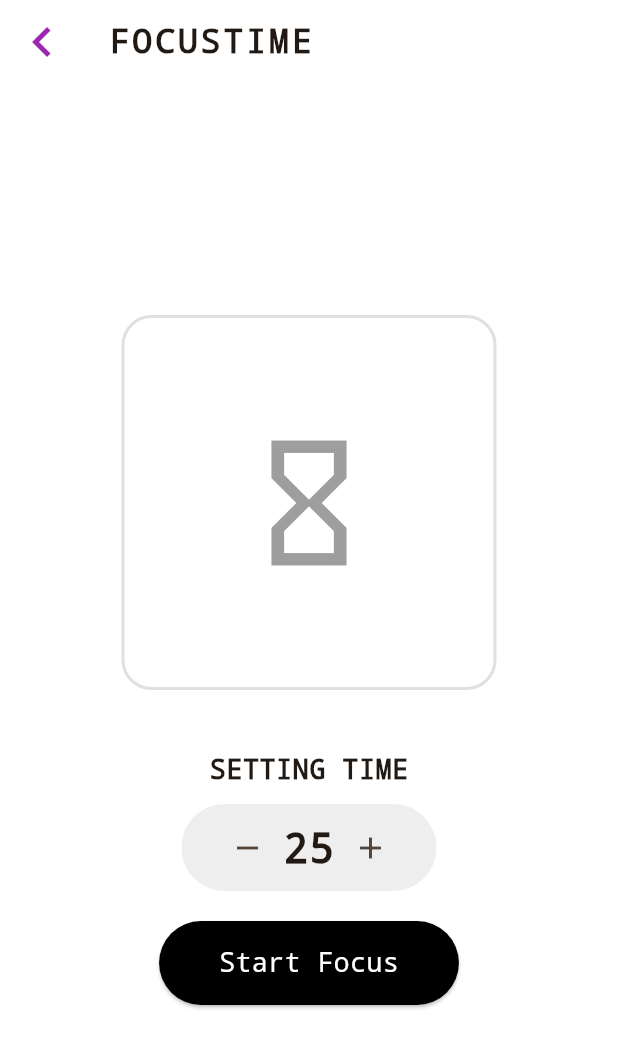
After one commit to Sarankorn2547/habitu, a Flutter app: the screen it shows once a user with an empty profile is signed in, after a tap on "Focus", on a phone screen of 412 x 824 dp. The commit adds this screen. Shown: the top 1048 px of the screen. Run offline on Flutter 3.47's test engine with Material 3 defaults, Android fonts, the phone set to English and light mode, and no system bars; our stand-ins replace cloud_firestore, firebase_auth, firebase_core; accounts and stored records are empty.

Commit message:
fix: merge pomodoro and sleep page into Habit U
- change pomodoro_page -> pomodoro_screen, sleep_page -> sleep_screen and move into lib/screens folder
- merge conflict between main/main.dart and homepage/main.dart

TODO
- link pomodoro timer and sleep timer into database

```diff
--- a/App/lib/main.dart
+++ b/App/lib/main.dart
@@ -39,7 +39,7 @@ class MyApp extends StatelessWidget {
       ],
       child: MaterialApp(
         debugShowCheckedModeBanner: false, // ปิดป้าย Debug มุมขวาบน
-        title: 'Habitu', // ชื่อแอป
+        title: 'Habit U', // ชื่อแอป
         // --- Theme Setting (Material 3) ---
         theme: ThemeData(
           useMaterial3: true, // ใช้ดีไซน์แบบใหม่
@@ -48,7 +48,7 @@ class MyApp extends StatelessWidget {
                 Colors.orange, // สีหลักของแอป (เข้ากับธีมสัตว์เลี้ยง/พลังงาน)
             brightness: Brightness.light,
           ),
-          fontFamily: 'GoogleSans', // (ถ้าคุณลง font แล้ว ใส่ตรงนี้ได้)
+          fontFamily: 'monospace', // (ถ้าคุณลง font แล้ว ใส่ตรงนี้ได้)
         ),
 
         // --- หน้าแรกที่จะแสดง ---
--- a/App/lib/screens/home_screen.dart
+++ b/App/lib/screens/home_screen.dart
@@ -5,6 +5,8 @@ import '../services/database_service.dart';
 import '../models/avatar_model.dart';
 import 'workout_screen.dart';
 import 'settings_screen.dart';
+import 'pomodoro_screen.dart';
+import 'sleep_screen.dart';
 
 class HomeScreen extends StatelessWidget {
   @override
@@ -72,20 +74,31 @@ class HomeScreen extends StatelessWidget {
                   crossAxisCount: 3,
                   padding: EdgeInsets.all(10),
                   children: [
+                    // Focus button
                     _buildMenuButton(
                       context,
                       Icons.timer,
                       "Focus",
                       Colors.blue,
-                      null,
-                    ), // Link to Focus Page
+                      () => Navigator.push(
+                        context,
+                        MaterialPageRoute(builder: (_) => PomodoroPage()),
+                      ),
+                    ),
+
+                    // Sleep button
                     _buildMenuButton(
                       context,
                       Icons.bed,
                       "Sleep",
                       Colors.indigo,
-                      null,
-                    ), // Link to Sleep Page
+                      () => Navigator.push(
+                        context,
+                        MaterialPageRoute(builder: (_) => SleepPage()),
+                      ),
+                    ),
+
+                    // Workout button
                     _buildMenuButton(
                       context,
                       Icons.fitness_center,
--- /dev/null
+++ b/App/lib/screens/pomodoro_screen.dart
@@ -0,0 +1,234 @@
+import 'package:flutter/material.dart';
+import 'dart:async';
+
+class PomodoroPage extends StatefulWidget {
+  const PomodoroPage({super.key});
+
+  @override
+  State<PomodoroPage> createState() => _PomodoroPageState();
+}
+
+class _PomodoroPageState extends State<PomodoroPage> {
+  int settingTime = 25; // เวลาเริ่มต้น (นาที)
+  int timeLeft = 0; // เวลาที่เหลือ (วินาที)
+  Timer? _timer; // ตัวแปรสำหรับคุมเวลา
+  bool isStarted = false;
+  bool isPaused = true;
+
+  // ฟังก์ชันเริ่มนับถอยหลัง
+  void startTimer() {
+    if (_timer != null) _timer!.cancel();
+
+    setState(() {
+      isStarted = true;
+      isPaused = false;
+    });
+
+    _timer = Timer.periodic(const Duration(seconds: 1), (timer) {
+      setState(() {
+        if (timeLeft > 0) {
+          timeLeft--;
+        } else {
+          _timer!.cancel();
+          isStarted = false;
+          _showTimeUpDialog(); // แจ้งเตือนเมื่อหมดเวลา
+        }
+      });
+    });
+  }
+
+  // ฟังก์ชันหยุดชั่วคราว
+  void pauseTimer() {
+    if (_timer != null) _timer!.cancel();
+    setState(() {
+      isPaused = true;
+    });
+  }
+
+  // ฟังก์ชันแปลงวินาทีเป็นรูปแบบ นาที:วินาที (เช่น 25:00)
+  String formatTime(int seconds) {
+    int mins = seconds ~/ 60;
+    int secs = seconds % 60;
+    return '${mins.toString().padLeft(2, '0')}:${secs.toString().padLeft(2, '0')}';
+  }
+
+  void _showTimeUpDialog() {
+    showDialog(
+      context: context,
+      builder: (context) => AlertDialog(
+        title: const Text("Time's Up!"),
+        content: const Text("ได้เวลาพักผ่อนแล้วครับ"),
+        actions: [
+          TextButton(
+            onPressed: () => Navigator.pop(context),
+            child: const Text("OK"),
+          ),
+        ],
+      ),
+    );
+  }
+
+  @override
+  void dispose() {
+    if (_timer != null) _timer!.cancel();
+    super.dispose();
+  }
+
+  @override
+  Widget build(BuildContext context) {
+    return Scaffold(
+      backgroundColor: Colors.white,
+      appBar: AppBar(
+        leading: IconButton(
+          icon: const Icon(Icons.chevron_left, color: Colors.purple, size: 40),
+          onPressed: () => Navigator.pop(context),
+        ),
+        title: const Text(
+          'FOCUSTIME',
+          style: TextStyle(fontWeight: FontWeight.bold, letterSpacing: 2),
+        ),
+        centerTitle: false,
+        backgroundColor: Colors.transparent,
+        elevation: 0,
+      ),
+      body: Center(
+        child: Column(
+          mainAxisAlignment: MainAxisAlignment.center,
+          children: [
+            // ส่วนที่ 1: ช่องแสดงรูปภาพ
+            Container(
+              width: 250,
+              height: 250,
+              decoration: BoxDecoration(
+                border: Border.all(color: Colors.grey.shade300, width: 2),
+                borderRadius: BorderRadius.circular(20),
+              ),
+              child: Center(
+                child: isStarted && !isPaused
+                    ? const Icon(
+                        Icons.hourglass_bottom,
+                        size: 100,
+                        color: Colors.purple,
+                      )
+                    : const Icon(
+                        Icons.hourglass_empty,
+                        size: 100,
+                        color: Colors.grey,
+                      ),
+              ),
+            ),
+            const SizedBox(height: 40),
+
+            // ส่วนที่ 2: แสดงผลเวลาและการตั้งค่า
+            if (!isStarted) ...[
+              const Text(
+                'SETTING TIME',
+                style: TextStyle(fontWeight: FontWeight.bold, fontSize: 18),
+              ),
+              const SizedBox(height: 10),
+              Container(
+                padding: const EdgeInsets.symmetric(
+                  horizontal: 20,
+                  vertical: 5,
+                ),
+                decoration: BoxDecoration(
+                  color: Colors.grey.shade200,
+                  borderRadius: BorderRadius.circular(30),
+                ),
+                child: Row(
+                  mainAxisSize: MainAxisSize.min,
+                  children: [
+                    IconButton(
+                      onPressed: () => setState(
+                        () => settingTime > 1 ? settingTime-- : null,
+                      ),
+                      icon: const Icon(Icons.remove),
+                    ),
+                    Text(
+                      '$settingTime',
+                      style: const TextStyle(
+                        fontSize: 28,
+                        fontWeight: FontWeight.bold,
+                      ),
+                    ),
+                    IconButton(
+                      onPressed: () => setState(() => settingTime++),
+                      icon: const Icon(Icons.add),
+                    ),
+                  ],
+                ),
+              ),
+              const SizedBox(height: 20),
+              ElevatedButton(
+                onPressed: () {
+                  setState(() {
+                    timeLeft = settingTime * 60; // แปลงนาทีเป็นวินาที
+                  });
+                  startTimer();
+                },
+                style: ElevatedButton.styleFrom(
+                  backgroundColor: Colors.black,
+                  padding: const EdgeInsets.symmetric(
+                    horizontal: 40,
+                    vertical: 15,
+                  ),
+                ),
+                child: const Text(
+                  'Start Focus',
+                  style: TextStyle(color: Colors.white, fontSize: 18),
+                ),
+              ),
+            ] else ...[
+              // หน้าจอขณะกำลังนับถอยหลัง
+              Text(
+                '🏁 Goal: $settingTime:00',
+                style: const TextStyle(fontSize: 18, color: Colors.grey),
+              ),
+              const SizedBox(height: 10),
+              Text(
+                formatTime(timeLeft),
+                style: const TextStyle(
+                  fontSize: 80,
+                  fontWeight: FontWeight.bold,
+                  letterSpacing: 4,
+                ),
+              ),
+              const SizedBox(height: 30),
+              Row(
+                mainAxisAlignment: MainAxisAlignment.center,
+                children: [
+                  // ปุ่มยกเลิก
+                  IconButton(
+                    onPressed: () {
+                      _timer?.cancel();
+                      setState(() {
+                        isStarted = false;
+                      });
+                    },
+                    icon: const Icon(
+                      Icons.cancel_outlined,
+                      color: Colors.red,
+                      size: 50,
+                    ),
+                  ),
+                  const SizedBox(width: 40),
+                  // ปุ่มพัก/ไปต่อ
+                  IconButton(
+                    onPressed: isPaused ? startTimer : pauseTimer,
+                    icon: Icon(
+                      isPaused
+                          ? Icons.play_circle_fill
+                          : Icons.pause_circle_filled,
+                      size: 70,
+                      color: Colors.purple,
+                    ),
+                  ),
+                ],
+              ),
+            ],
+          ],
+        ),
+      ),
+    );
+  }
+}
```
Also changed, not shown: App/lib/screens/sleep_screen.dart (added, +141 -0 lines).
